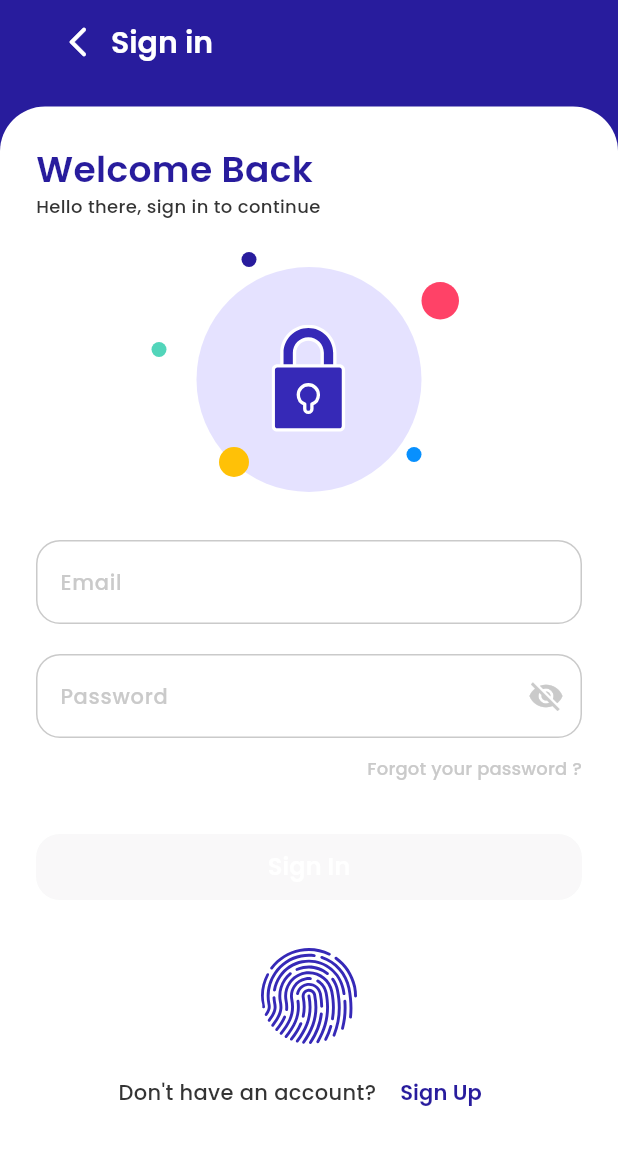
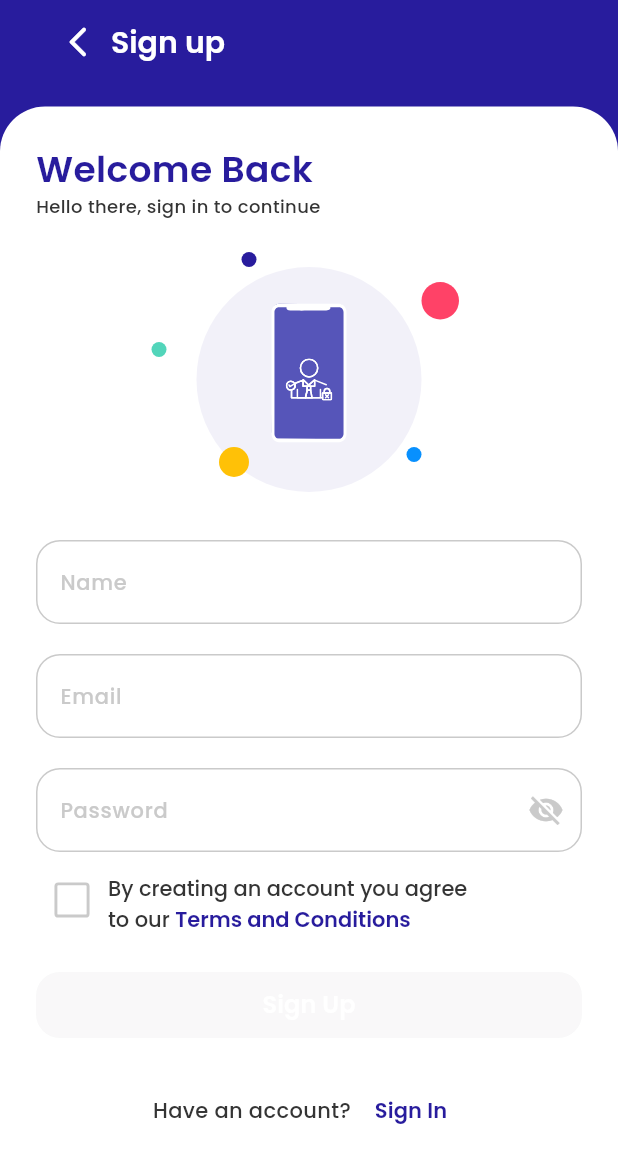
Before and after one commit to C3Claestis/big-bank-flutter, a Flutter app: the screen it shows after launch, after a tap on "Sign Up", on a phone screen of 412 x 824 dp. Shown: the top 1163 px of the screen. Run offline on Flutter 3.47's test engine with Material 3 defaults, Android fonts, the light colour scheme and no system bars; our stand-ins replace flutter_riverpod, flutter_svg, gap, google_fonts.

Commit message:
finishing signup page

```diff
--- a/big_bank/lib/main.dart
+++ b/big_bank/lib/main.dart
@@ -1,4 +1,5 @@
-import 'package:big_bank/page/sigin_page.dart';
+import 'package:big_bank/page/signin_page.dart';
+import 'package:big_bank/page/signup_page.dart';
 import 'package:flutter/material.dart';
 import 'package:flutter_riverpod/flutter_riverpod.dart';
 
@@ -11,9 +12,18 @@ class MainApp extends StatelessWidget {
 
   @override
   Widget build(BuildContext context) {
-    return const MaterialApp(
+    return MaterialApp(
       debugShowCheckedModeBanner: false,
-      home: SiginPage(),
+      initialRoute: AppRoutes.signIn,
+      routes: {
+        AppRoutes.signIn: (context) => const SigninPage(),
+        AppRoutes.signUp: (context) => const SignupPage(),
+      },
     );
   }
 }
+
+class AppRoutes {
+  static const signIn = '/sign-in';
+  static const signUp = '/sign-up';
+}
--- a/big_bank/lib/page/sigin_page.dart
+++ b/big_bank/lib/page/signin_page.dart
@@ -1,3 +1,4 @@
+import 'package:big_bank/main.dart';
 import 'package:big_bank/theme/appcolors.dart';
 import 'package:flutter/material.dart';
 import 'package:flutter_riverpod/flutter_riverpod.dart';
@@ -10,8 +11,8 @@ final passwordObscureProvider = StateProvider<bool>((ref) => true);
 final emailProvider = StateProvider<String>((ref) => '');
 final passwordProvider = StateProvider<String>((ref) => '');
 
-class SiginPage extends ConsumerWidget {
-  const SiginPage({super.key});
+class SigninPage extends ConsumerWidget {
+  const SigninPage({super.key});
 
   bool _isValidEmail(String email) {
     final regex =
@@ -198,7 +199,7 @@ class SiginPage extends ConsumerWidget {
                 const Gap(24),
                  /// 🔘 SIGN IN BUTTON
                 Opacity(
-                  opacity: isFormValid ? 1.0 : 0.25,
+                  opacity: isFormValid ? 1.0 : 0.5,
                   child: SizedBox(
                     width: double.infinity,
                     height: 44,
@@ -211,7 +212,7 @@ class SiginPage extends ConsumerWidget {
                       ),
                       onPressed: isFormValid
                           ? () {
-                              // LOGIN ACTION
+
                             }
                           : null,
                       child: Text(
@@ -246,7 +247,9 @@ class SiginPage extends ConsumerWidget {
                       color: Appcolors.darkgray,
                     ),),
                     TextButton(
-                      onPressed: () {},
+                      onPressed: () {
+                        Navigator.pushNamed(context, AppRoutes.signUp);
+                      },
                       child: Text(
                         'Sign Up',
                         style: GoogleFonts.poppins(
@@ -269,6 +272,7 @@ class SiginPage extends ConsumerWidget {
   AppBar _appbar() {
     return AppBar(
       backgroundColor: Appcolors.indigo,
+      automaticallyImplyLeading: false, // ❌ matikan back button
       elevation: 0,
       title: Row(
         children: [
--- /dev/null
+++ b/big_bank/lib/page/signup_page.dart
@@ -0,0 +1,377 @@
+// ignore_for_file: deprecated_member_use
+
+import 'package:big_bank/theme/appcolors.dart';
+import 'package:flutter/gestures.dart';
+import 'package:flutter/material.dart';
+import 'package:flutter_riverpod/flutter_riverpod.dart';
+import 'package:flutter_svg/svg.dart';
+import 'package:gap/gap.dart';
+import 'package:google_fonts/google_fonts.dart';
+
+/// 🔹 PROVIDER (WAJIB TOP-LEVEL)
+final passwordObscureProvider = StateProvider<bool>((ref) => true);
+final emailProvider = StateProvider<String>((ref) => '');
+final passwordProvider = StateProvider<String>((ref) => '');
+final agreeProvider = StateProvider<bool>((ref) => false);
+
+class SignupPage extends ConsumerWidget {
+  const SignupPage({super.key});
+
+  bool _isValidEmail(String email) {
+    final regex = RegExp(r'^[\w-\.]+@([\w-]+\.)+[\w-]{2,4}$');
+    return regex.hasMatch(email);
+  }
+
+  @override
+  Widget build(BuildContext context, WidgetRef ref) {
+    final obscure = ref.watch(passwordObscureProvider);
+    final email = ref.watch(emailProvider);
+    final password = ref.watch(passwordProvider);
+    final agree = ref.watch(agreeProvider);
+
+    final isEmailValid = email.isEmpty || _isValidEmail(email);
+
+    final isFormValid =
+        email.isNotEmpty &&
+        password.isNotEmpty &&
+        _isValidEmail(email) &&
+        agree;
+
+    final border = OutlineInputBorder(
+      borderRadius: BorderRadius.circular(16),
+      borderSide: BorderSide(color: Appcolors.lightgray),
+    );
+
+    return Scaffold(
+      backgroundColor: Appcolors.indigo,
+      appBar: _appbar(),
+      body: Padding(
+        padding: const EdgeInsets.only(top: 15),
+        child: Container(
+          width: double.infinity,
+          decoration: const BoxDecoration(
+            borderRadius: BorderRadius.only(
+              topLeft: Radius.circular(30),
+              topRight: Radius.circular(30),
+            ),
+            color: Appcolors.white,
+          ),
+          child: Padding(
+            padding: const EdgeInsets.all(24),
+            child: Column(
+              crossAxisAlignment: CrossAxisAlignment.start,
+              children: [
+                Text(
+                  'Welcome Back',
+                  style: GoogleFonts.poppins(
+                    fontSize: 24,
+                    fontWeight: FontWeight.w600,
+                    color: Appcolors.indigo,
+                  ),
+                ),
+                Text(
+                  'Hello there, sign in to continue',
+                  style: GoogleFonts.poppins(
+                    fontSize: 12,
+                    fontWeight: FontWeight.w500,
+                    color: Appcolors.darkgray,
+                  ),
+                ),
+                const Gap(32),
+
+                /// 🔒 ICON
+                Center(
+                  child: Stack(
+                    alignment: Alignment.center,
+                    clipBehavior: Clip.none,
+                    children: [
+                      Container(
+                        width: 150,
+                        height: 150,
+                        decoration: const BoxDecoration(
+                          color: Color(0xFFF2F1F9),
+                          shape: BoxShape.circle,
+                        ),
+                        child: Stack(
+                          alignment: Alignment.center,
+                          children: [
+                            /// SVG UTAMA
+                            SvgPicture.asset('assets/svgs/signup.svg'),
+
+                            /// SVG DI TENGAH
+                            SvgPicture.asset('assets/svgs/signup2.svg'),
+                          ],
+                        ),
+                      ),
+                      Positioned(
+                        left: -30,
+                        top: 50,
+                        child: _dot(size: 10, color: Appcolors.teal),
+                      ),
+                      Positioned(
+                        left: 30,
+                        top: -10,
+                        child: _dot(size: 10, color: Appcolors.indigo),
+                      ),
+                      Positioned(
+                        right: -25,
+                        top: 10,
+                        child: _dot(size: 25, color: Appcolors.crimsonred),
+                      ),
+                      Positioned(
+                        left: 15,
+                        bottom: 10,
+                        child: _dot(size: 20, color: Appcolors.yellowamber),
+                      ),
+                      Positioned(
+                        right: 0,
+                        bottom: 20,
+                        child: _dot(size: 10, color: Appcolors.dodgerblue),
+                      ),
+                    ],
+                  ),
+                ),
+
+                const Gap(32),
+
+                /// 📧 Name
+                TextField(
+                  decoration: InputDecoration(
+                    labelText: 'Name',
+                    labelStyle: GoogleFonts.poppins(
+                      fontSize: 14,
+                      fontWeight: FontWeight.w500,
+                      color: Appcolors.lightgray,
+                    ),
+                    enabledBorder: border,
+                    focusedBorder: border,
+                  ),
+                ),
+                const Gap(20),
+
+                /// 📧 EMAIL
+                TextField(
+                  keyboardType: TextInputType.emailAddress,
+                  onChanged: (value) {
+                    ref.read(emailProvider.notifier).state = value;
+                  },
+                  decoration: InputDecoration(
+                    labelText: 'Email',
+                    errorText: isEmailValid
+                        ? null
+                        : 'Email format is not valid',
+                    labelStyle: GoogleFonts.poppins(
+                      fontSize: 14,
+                      fontWeight: FontWeight.w500,
+                      color: Appcolors.lightgray,
+                    ),
+                    enabledBorder: border,
+                    focusedBorder: border,
+                  ),
+                ),
+
+                const Gap(20),
+
+                /// 🔑 PASSWORD
+                TextField(
+                  obscureText: obscure,
+                  onChanged: (value) {
+                    ref.read(passwordProvider.notifier).state = value;
+                  },
+                  decoration: InputDecoration(
+                    labelText: 'Password',
+                    labelStyle: GoogleFonts.poppins(
+                      fontSize: 14,
+                      fontWeight: FontWeight.w500,
+                      color: Appcolors.lightgray,
+                    ),
+                    enabledBorder: border,
+                    focusedBorder: border,
+                    suffixIcon: IconButton(
+                      icon: Icon(
+                        obscure ? Icons.visibility_off : Icons.visibility,
+                        color: Appcolors.lightgray,
+                      ),
+                      onPressed: () {
+                        ref.read(passwordObscureProvider.notifier).state =
+                            !obscure;
+                      },
+                    ),
+                  ),
+                ),
+
+                const Gap(8),
+                Row(
+                  crossAxisAlignment: CrossAxisAlignment.end,
+                  children: [
+                    Transform.scale(
+                      scale: 1.3, // 🔥 atur besar kecil (1.0 = default)
+                      child: Checkbox(
+                        /// 🟦 BORDER CHECKBOX
+                        side: MaterialStateBorderSide.resolveWith((states) {
+                          if (states.contains(MaterialState.selected)) {
+                            return const BorderSide(
+                              color: Appcolors.indigo,
+                              width: 2,
+                            );
+                          }
+                          return const BorderSide(
+                            color: Appcolors.lightgray,
+                            width: 1.5,
+                          );
+                        }),
+
+                        /// 🎨 WARNA ISI CHECKBOX
+                        fillColor: MaterialStateProperty.resolveWith<Color>((
+                          states,
+                        ) {
+                          if (states.contains(MaterialState.selected)) {
+                            return Appcolors.white; // ✔️ isi putih saat true
+                          }
+                          return Colors.transparent; // false
+                        }),
+
+                        /// ✔️ WARNA CHECK ICON (centang)
+                        checkColor: Appcolors.indigo,
+                        value: agree,
+                        activeColor: (agree)
+                            ? Appcolors.indigo
+                            : Appcolors.lightgray,
+                        onChanged: (value) {
+                          ref.read(agreeProvider.notifier).state =
+                              value ?? false;
+                        },
+                      ),
+                    ),
+
+                    Expanded(
+                      child: RichText(
+                        text: TextSpan(
+                          style: GoogleFonts.poppins(
+                            fontSize: 14,
+                            fontWeight: FontWeight.w500,
+                            color: Appcolors.darkgray,
+                          ),
+                          children: [
+                            const TextSpan(
+                              text:
+                                  'By creating an account you agree \n'
+                                  'to our ',
+                            ),
+                            TextSpan(
+                              text: 'Terms and Conditions',
+                              style: GoogleFonts.poppins(
+                                fontSize: 14,
+                                fontWeight: FontWeight.w600,
+                                color: Appcolors.indigo, // 🔥 warna beda
+                              ),
+                              recognizer: TapGestureRecognizer()..onTap = () {},
+                            ),
+                          ],
+                        ),
+                      ),
+                    ),
+                  ],
+                ),
+
+                const Gap(24),
+
+                /// 🔘 SIGN IN BUTTON
+                Opacity(
+                  opacity: isFormValid ? 1.0 : 0.25,
+                  child: SizedBox(
+                    width: double.infinity,
+                    height: 44,
+                    child: ElevatedButton(
+                      style: ElevatedButton.styleFrom(
+                        backgroundColor: Appcolors.indigo,
+                        shape: RoundedRectangleBorder(
+                          borderRadius: BorderRadius.circular(16),
+                        ),
+                      ),
+                      onPressed: isFormValid
+                          ? () {
+                              // LOGIN ACTION
+                            }
+                          : null,
+                      child: Text(
+                        'Sign Up',
+                        style: GoogleFonts.poppins(
+                          fontSize: 16,
+                          fontWeight: FontWeight.w600,
+                          color: Appcolors.white,
+                        ),
+                      ),
+                    ),
+                  ),
+                ),
+                const Gap(24),
+
+                Row(
+                  mainAxisAlignment: MainAxisAlignment.center,
+                  children: [
+                    Text(
+                      "Have an account? ",
+                      style: GoogleFonts.poppins(
+                        fontSize: 14,
+                        fontWeight: FontWeight.w500,
+                        color: Appcolors.darkgray,
+                      ),
+                    ),
+                    TextButton(
+                      onPressed: () {},
+                      child: Text(
+                        'Sign In',
+                        style: GoogleFonts.poppins(
+                          fontSize: 14,
+                          fontWeight: FontWeight.w600,
+                          color: Appcolors.indigo,
+                        ),
+                      ),
+                    ),
+                  ],
+                ),
+              ],
+            ),
+          ),
+        ),
+      ),
+    );
+  }
+
+  AppBar _appbar() {
+    return AppBar(
+      backgroundColor: Appcolors.indigo,
+      automaticallyImplyLeading: false, // ❌ matikan back button
+      elevation: 0,
+      title: Row(
+        children: [
+          const Padding(
+            padding: EdgeInsets.only(left: 24),
+            child: Icon(
+              Icons.arrow_back_ios_new_rounded,
+              color: Appcolors.white,
+            ),
+          ),
+          const Gap(10),
+          Text(
+            'Sign up',
+            style: GoogleFonts.poppins(
+              color: Appcolors.white,
+              fontSize: 20,
+              fontWeight: FontWeight.w600,
+            ),
+          ),
+        ],
+      ),
+    );
+  }
+
+  static Widget _dot({double size = 10, Color color = Appcolors.crimsonred}) {
+    return Container(
+      width: size,
+      height: size,
+      decoration: BoxDecoration(color: color, shape: BoxShape.circle),
+    );
+  }
+}
```
Also changed, not shown: big_bank/assets/svgs/signup.svg (added), big_bank/assets/svgs/signup2.svg (added).
